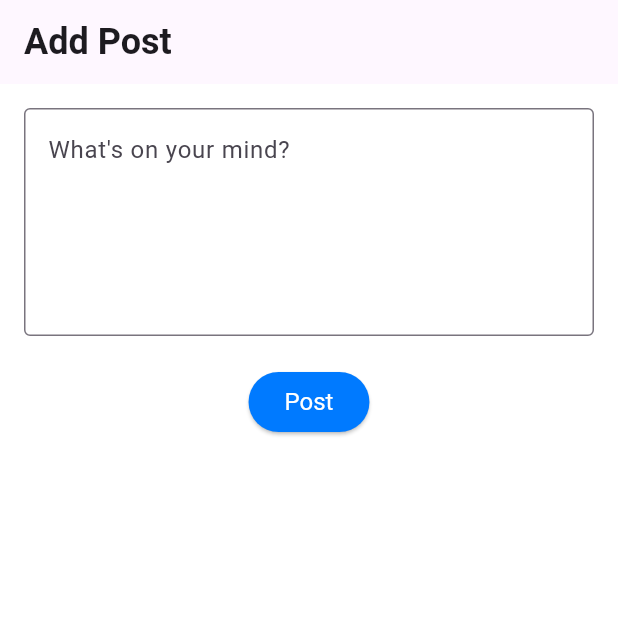
After one commit to Mahmoud-Azmy/Vibe-Link, a Flutter app: the AddPostScreen screen opened by its route, on a phone screen of 412 x 824 dp, the top half of it. The commit adds this screen. Run offline on Flutter 3.47's test engine with Material 3 defaults, Android fonts, the phone set to English and light mode, and no system bars; our stand-ins replace cloud_firestore, dartz, equatable, firebase_auth, firebase_core, flutter_bloc and 7 more; accounts and stored records are empty.

Commit message:
create post model, logic, and cubit

```diff
--- a/lib/core/di/dependency_injection.dart
+++ b/lib/core/di/dependency_injection.dart
@@ -4,6 +4,7 @@ import 'package:get_it/get_it.dart';
 import 'package:vibe_link/core/network/firebase_service.dart';
 import 'package:vibe_link/features/auth/data/repos/auth_repo.dart';
 import 'package:vibe_link/features/auth/data/sources/auth_data_source.dart';
+import 'package:vibe_link/features/home/data/repos/home_repo.dart';
 
 final sl = GetIt.instance;
 
@@ -16,6 +17,7 @@ Future<void> getItInit() async {
       firestore: sl<FirebaseFirestore>(),
     ),
   );
+  sl.registerLazySingleton<HomeRepo>(() => HomeRepo(sl<FirebaseService>()));
   sl.registerLazySingleton<AuthDataSource>(
     () => AuthDataSourceImpl(sl<FirebaseService>()),
   );
--- a/lib/core/utils/app_router.dart
+++ b/lib/core/utils/app_router.dart
@@ -9,7 +9,11 @@ import 'package:vibe_link/features/auth/presentation/views/reset_password_screen
 import 'package:vibe_link/features/auth/presentation/views/set_new_password_screen.dart';
 import 'package:vibe_link/features/auth/presentation/views/sign_up_view.dart';
 import 'package:vibe_link/features/auth/presentation/views/verification_view.dart';
+import 'package:vibe_link/features/home/data/repos/home_repo.dart';
+import 'package:vibe_link/features/home/presentation/controllers/CreatePost/create_post_cubit.dart';
+import 'package:vibe_link/features/home/presentation/cubit/posts_cubit.dart';
 import 'package:vibe_link/features/home/presentation/views/home_view.dart';
+import 'package:vibe_link/features/home/presentation/widgets/add_post_screen.dart';
 import 'package:vibe_link/features/onBoarding/on_boarding.dart';
 
 abstract class AppRouter {
@@ -20,6 +24,7 @@ abstract class AppRouter {
   static const String verification = '/verification';
   static const String resetPassword = '/resetPassword';
   static const String setNewPassword = '/setNewPassword';
+  static const String createPostView = '/addPost';
 
   static GoRouter router(String initialRoute) {
     return GoRouter(
@@ -29,6 +34,19 @@ abstract class AppRouter {
           path: onBoarding,
           builder: (context, state) => const OnBoarding(),
         ),
+
+        GoRoute(
+          path: createPostView,
+          builder: (context, state) {
+            return BlocProvider(
+              create: (_) => CreatePostCubit(
+                sl<HomeRepo>(),
+              ),
+              child: AddPostScreen(),
+            );
+          },
+        ),
+
         GoRoute(path: homeView, builder: (context, state) => const HomeView()),
         GoRoute(
           path: loginView,
--- a/lib/features/auth/data/sources/auth_data_source.dart
+++ b/lib/features/auth/data/sources/auth_data_source.dart
@@ -1,7 +1,7 @@
 import 'package:dartz/dartz.dart';
 import 'package:firebase_auth/firebase_auth.dart';
 import 'package:vibe_link/core/network/firebase_service.dart';
-import 'package:vibe_link/features/auth/data/models/user_model.dart';
+import 'package:vibe_link/core/models/user_model.dart';
 
 abstract class AuthDataSource {
   Future<Either<FirebaseAuthException, (String, bool)>> loginUseUser({
--- /dev/null
+++ b/lib/features/home/presentation/controllers/CreatePost/create_post_cubit.dart
@@ -0,0 +1,20 @@
+import 'package:flutter_bloc/flutter_bloc.dart';
+import 'package:vibe_link/features/home/data/repos/home_repo.dart';
+import 'package:vibe_link/features/home/presentation/controllers/CreatePost/create_post_state.dart';
+
+class CreatePostCubit extends Cubit<CreatePostState> {
+  CreatePostCubit(this._homeRepo) : super(CreatePostState.initial());
+  final HomeRepo _homeRepo;
+
+  void createPost({String? content, String? postImage}) async {
+    emit(CreatePostLoading());
+    final result = await _homeRepo.createPost(
+      content: content,
+      postImage: postImage,
+    );
+    result.fold(
+      (failure) => emit(CreatePostFailure(failure.errorMessage)),
+      (r) => emit(CreatePostSuccess()),
+    );
+  }
+}
--- /dev/null
+++ b/lib/features/home/presentation/controllers/CreatePost/create_post_state.dart
@@ -0,0 +1,11 @@
+import 'package:freezed_annotation/freezed_annotation.dart';
+
+part 'create_post_state.freezed.dart';
+
+@freezed
+class CreatePostState with _$CreatePostState {
+  const factory CreatePostState.initial() = _Initial;
+  const factory CreatePostState.loading() = CreatePostLoading;
+  const factory CreatePostState.success() = CreatePostSuccess;
+  const factory CreatePostState.failure(String error) = CreatePostFailure;
+}
--- /dev/null
+++ b/lib/features/home/presentation/widgets/add_post_screen.dart
@@ -0,0 +1,62 @@
+import 'package:flutter/material.dart';
+import 'package:flutter_bloc/flutter_bloc.dart';
+import 'package:go_router/go_router.dart';
+import 'package:vibe_link/features/home/presentation/controllers/CreatePost/create_post_cubit.dart';
+import 'package:vibe_link/features/home/presentation/controllers/CreatePost/create_post_state.dart';
+
+class AddPostScreen extends StatelessWidget {
+  AddPostScreen({super.key});
+
+  final TextEditingController _controller = TextEditingController();
+
+  @override
+  Widget build(BuildContext context) {
+    return Scaffold(
+      appBar: AppBar(title: Text('Add Post')),
+      body: Padding(
+        padding: const EdgeInsets.all(16.0),
+        child: Column(
+          children: [
+            TextField(
+              controller: _controller,
+              maxLines: 5,
+              decoration: InputDecoration(
+                hintText: "What's on your mind?",
+                border: OutlineInputBorder(),
+              ),
+            ),
+            SizedBox(height: 20),
+            ElevatedButton(
+              onPressed: () {
+                if (_controller.text.trim().isNotEmpty) {
+                  context.read<CreatePostCubit>().createPost(
+                    content: _controller.text.trim(),
+                    postImage: '',
+                  );
+                }
+              },
+              child: BlocConsumer<CreatePostCubit, CreatePostState>(
+                listener: (context, state) {
+                  if (state is CreatePostSuccess) {
+                    GoRouter.of(context).pop();
+                  }
+                  if (state is CreatePostFailure) {
+                    ScaffoldMessenger.of(
+                      context,
+                    ).showSnackBar(SnackBar(content: Text(state.error)));
+                  }
+                },
+                builder: (context, state) {
+                  if (state is CreatePostLoading) {
+                    return Center(child: CircularProgressIndicator());
+                  }
+                  return Text('Post');
+                },
+              ),
+            ),
+          ],
+        ),
+      ),
+    );
+  }
+}
--- a/pubspec.yaml
+++ b/pubspec.yaml
@@ -17,6 +17,7 @@ dependencies:
   equatable: ^2.0.7
   firebase_auth: ^5.5.3
   firebase_core: ^3.13.0
+  firebase_messaging: ^15.2.5
   flutter:
     sdk: flutter
   flutter_bloc: ^9.1.0
@@ -29,6 +30,8 @@ dependencies:
   freezed_annotation: ^3.0.0
   get_it: ^8.0.3
   go_router: ^15.1.1
+  googleapis: ^14.0.0
+  googleapis_auth: ^2.0.0
   shared_preferences: ^2.5.3
 
 dev_dependencies:
```
Also changed, not shown: lib/core/network/firebase_service.dart (+22 -0 lines), lib/features/home/data/models/post_model.dart (added, +40 -0 lines), lib/features/home/data/repos/home_repo.dart (added, +34 -0 lines), lib/core/models/user_model.dart (renamed from lib/features/auth/data/models/user_model.dart), lib/features/home/presentation/controllers/CreatePost/create_post_state.freezed.dart (added), pubspec.lock.
